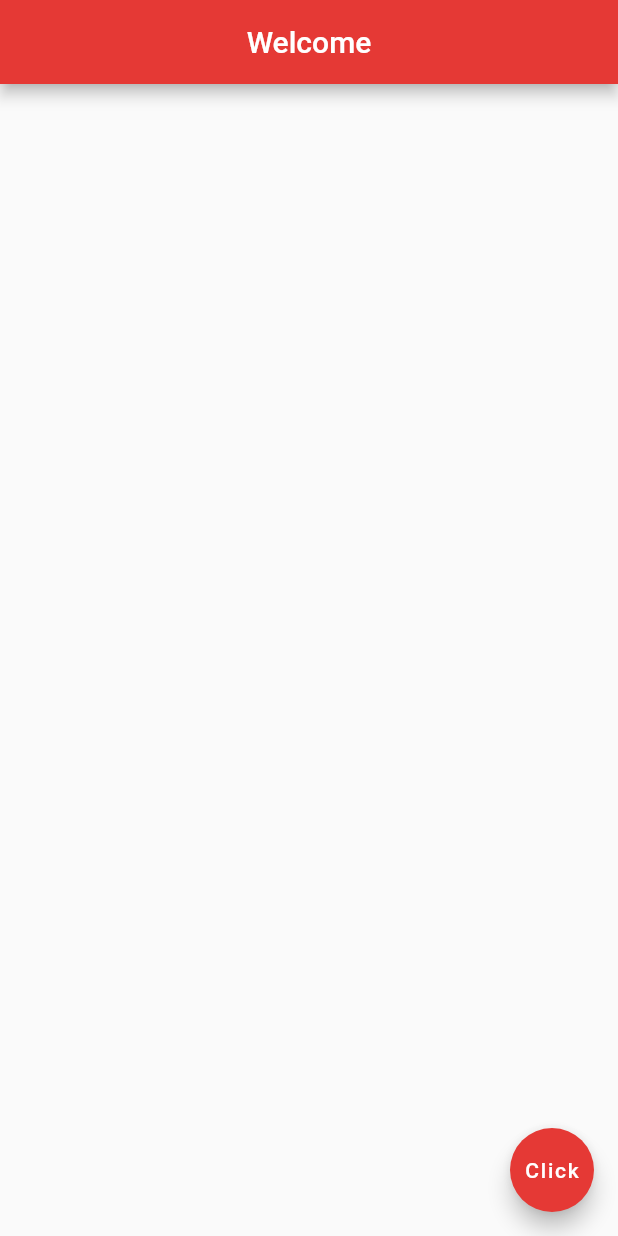
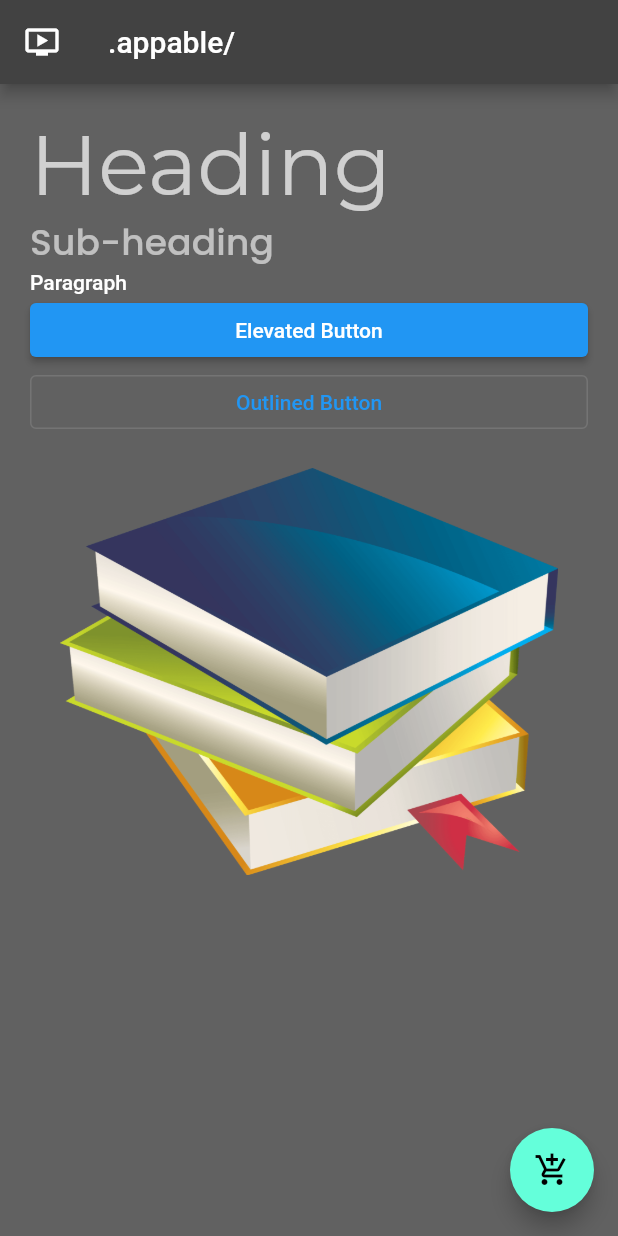
Before and after one commit to faisalhatila/learning-flutter, a Flutter app: the screen it shows after launch, on a phone screen of 412 x 824 dp. Run offline on Flutter 3.47's test engine with Material 2 defaults, Android fonts, the phone set to English and light mode, and no system bars; our stand-ins replace google_fonts.

Commit message:
understanding of themes

```diff
--- a/lib/main.dart
+++ b/lib/main.dart
@@ -1,33 +1,61 @@
 import 'package:flutter/material.dart';
+import 'package:my_first_app/src/utils/theme/theme.dart';
 
-void main() => runApp(MaterialApp(
-      home: Home(),
-    ));
+void main() => runApp(const App());
 
-class Home extends StatelessWidget {
-  const Home({super.key});
+class App extends StatelessWidget {
+  const App({Key? key}) : super(key: key);
+
+  @override
+  Widget build(BuildContext context) {
+    return MaterialApp(
+      theme: TAppTheme.lightTheme,
+      darkTheme: TAppTheme.darkTheme,
+      themeMode: ThemeMode.dark,
+      home: AppHome(),
+    );
+  }
+}
+
+class AppHome extends StatelessWidget {
+  const AppHome({Key? key}) : super(key: key);
 
   @override
   Widget build(BuildContext context) {
     return Scaffold(
+      backgroundColor: Theme.of(context).backgroundColor,
       appBar: AppBar(
-        title: Text("Welcome"),
-        centerTitle: true,
-        backgroundColor: Colors.red[600],
-      ),
-      body: Row(
-        mainAxisAlignment: MainAxisAlignment.spaceEvenly,
-        crossAxisAlignment: CrossAxisAlignment.end,
-        children: <Widget>[
-          Container(),
-          Container(),
-          Container(),
-        ],
-      ),
+          title: const Text(".appable/"),
+          leading: const Icon(Icons.ondemand_video)),
       floatingActionButton: FloatingActionButton(
-        child: Text("Click"),
-        onPressed: () => print("Hello World"),
-        backgroundColor: Colors.red[600],
+          child: const Icon(Icons.add_shopping_cart_outlined),
+          onPressed: () => {}),
+      body: Padding(
+        padding: const EdgeInsets.all(20.0),
+        child: ListView(
+          children: [
+            Text(
+              'Heading',
+              style: Theme.of(context).textTheme.headline2,
+            ),
+            Text(
+              'Sub-heading',
+              style: Theme.of(context).textTheme.subtitle2,
+            ),
+            Text(
+              'Paragraph',
+              style: Theme.of(context).textTheme.bodyText1,
+            ),
+            ElevatedButton(
+                onPressed: () => {}, child: const Text("Elevated Button")),
+            OutlinedButton(
+                onPressed: () => {}, child: const Text("Outlined Button")),
+            const Padding(
+              padding: EdgeInsets.all(20.0),
+              child: Image(image: AssetImage("assets/images/books.png")),
+            )
+          ],
+        ),
       ),
     );
   }
--- /dev/null
+++ b/lib/src/utils/theme/theme.dart
@@ -0,0 +1,16 @@
+import 'package:flutter/material.dart';
+import 'package:my_first_app/src/utils/theme/widget_themes/text_theme.dart';
+
+class TAppTheme {
+  TAppTheme._();
+
+  static ThemeData lightTheme = ThemeData(
+      brightness: Brightness.light,
+      textTheme: TTextTheme.lightTextTheme,
+      elevatedButtonTheme:
+          ElevatedButtonThemeData(style: ElevatedButton.styleFrom()));
+  static ThemeData darkTheme = ThemeData(
+    brightness: Brightness.dark,
+    textTheme: TTextTheme.darkTextTheme,
+  );
+}
--- /dev/null
+++ b/lib/src/utils/theme/widget_themes/text_theme.dart
@@ -0,0 +1,23 @@
+import 'package:flutter/material.dart';
+import 'package:google_fonts/google_fonts.dart';
+
+class TTextTheme {
+  static TextTheme lightTextTheme = TextTheme(
+    headline2: GoogleFonts.montserrat(
+      color: Colors.black87,
+    ),
+    subtitle2: GoogleFonts.poppins(
+      color: Colors.black54,
+      fontSize: 24,
+    ),
+  );
+  static TextTheme darkTextTheme = TextTheme(
+    headline2: GoogleFonts.montserrat(
+      color: Colors.white70,
+    ),
+    subtitle2: GoogleFonts.poppins(
+      color: Colors.white60,
+      fontSize: 24,
+    ),
+  );
+}
--- a/pubspec.yaml
+++ b/pubspec.yaml
@@ -34,6 +34,7 @@ dependencies:
   # The following adds the Cupertino Icons font to your application.
   # Use with the CupertinoIcons class for iOS style icons.
   cupertino_icons: ^1.0.2
+  google_fonts: ^5.0.0
 
 dev_dependencies:
   flutter_test:
@@ -58,8 +59,7 @@ flutter:
 
   # To add assets to your application, add an assets section, like this:
   assets:
-    - assets/7.webp
-    - assets/aw.jpeg
+    - assets/images/
     # - images/a_dot_ham.jpeg
 
   # An image asset can refer to one or more resolution-specific "variants", see
@@ -76,7 +76,7 @@ flutter:
   fonts:
     - family: IndieFlower
       fonts:
-        - asset: fonts/IndieFlower-Regular.ttf
+        - asset: assets/fonts/IndieFlower-Regular.ttf
     #     - asset: fonts/Schyler-Italic.ttf
     #       style: italic
     # - family: Trajan Pro
```
Also changed, not shown: assets/fonts/IndieFlower-Regular.ttf (renamed from fonts/IndieFlower-Regular.ttf), assets/images/books.png (added), pubspec.lock, 7 other files.
